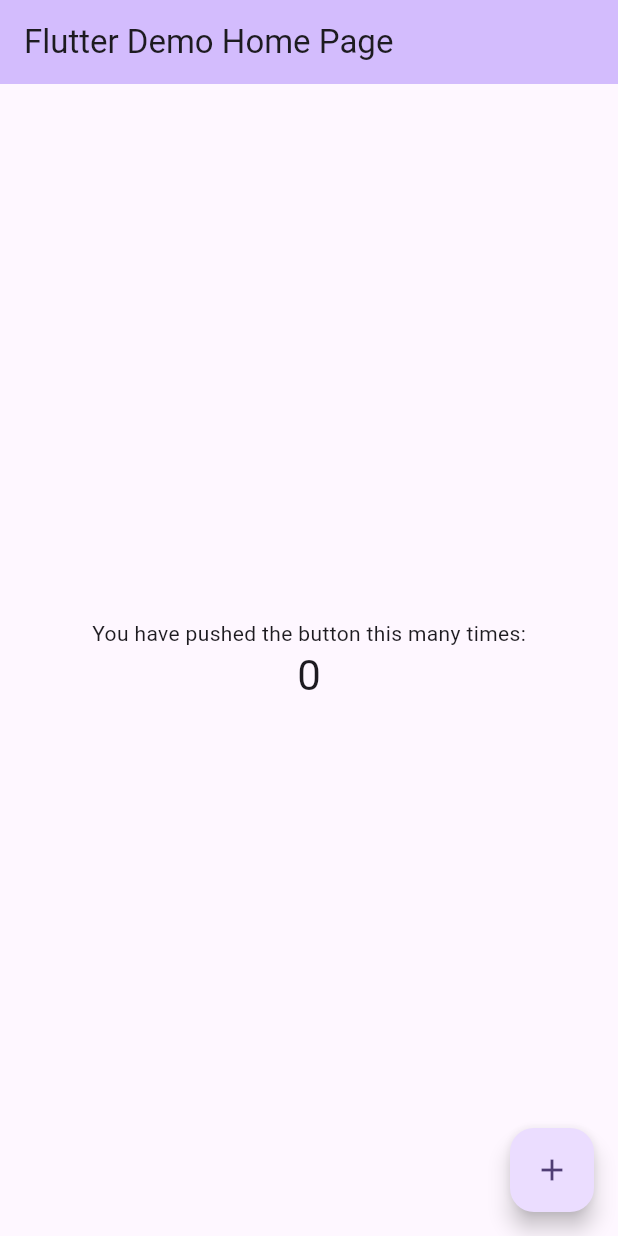
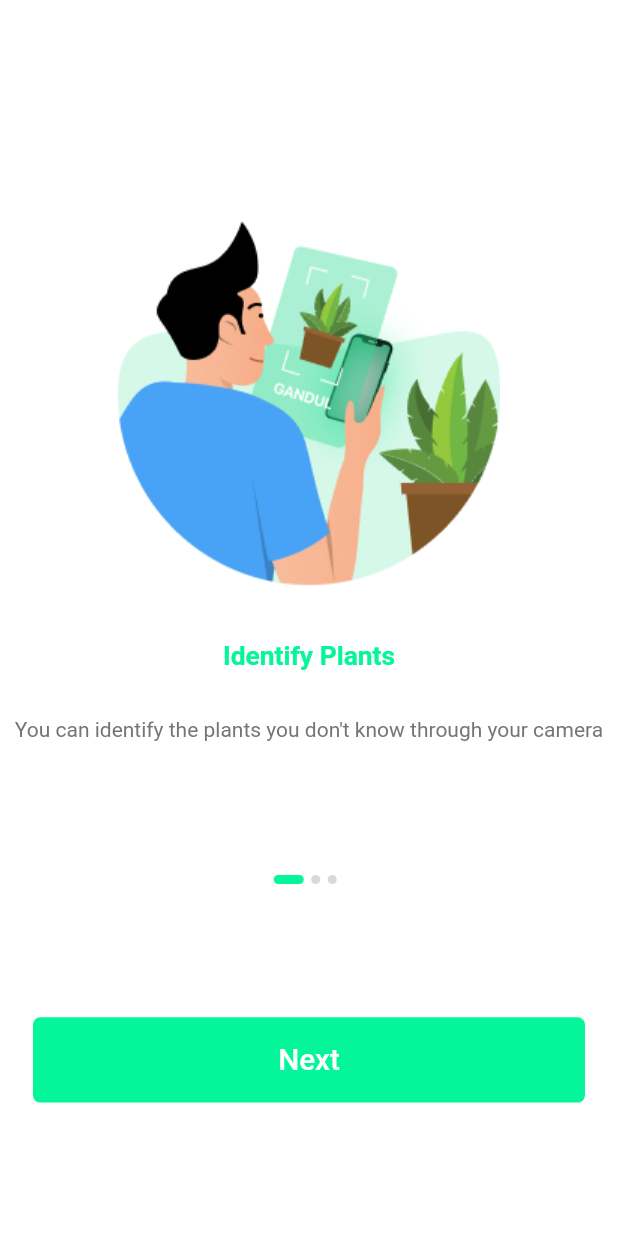
Before and after one commit to NguyenVanNguyen03/project_flutter, a Flutter app: the screen it shows after launch, on a phone screen of 412 x 824 dp. Run offline on Flutter 3.47's test engine with Material 2 defaults, Android fonts, the phone set to English and light mode, and no system bars.

Commit message:
update intro_login

```diff
--- /dev/null
+++ b/lib/components/default_button.dart
@@ -0,0 +1,37 @@
+import 'package:flutter/material.dart';
+
+import 'package:project_flutter/constants.dart';
+import 'package:project_flutter/size_config.dart';
+
+class DefaultButton extends StatelessWidget {
+  const DefaultButton({
+    Key? key,
+    this.text,
+    this.press,
+  }) : super(key: key);
+  final String? text;
+  final Function? press;
+
+  @override
+  Widget build(BuildContext context) {
+    return SizedBox(
+      width: double.infinity,
+      height: getProportionateScreenHeight(56),
+      child: TextButton(
+        style: TextButton.styleFrom(
+          shape: RoundedRectangleBorder(borderRadius: BorderRadius.circular(5)),
+          primary: Colors.white,
+          backgroundColor: kPrimaryColor,
+        ),
+        onPressed: press as void Function()?,
+        child: Text(
+          text!,
+          style: TextStyle(
+            fontSize: getProportionateScreenWidth(18),
+            color: Colors.white,
+          ),
+        ),
+      ),
+    );
+  }
+}
--- /dev/null
+++ b/lib/constants.dart
@@ -0,0 +1,14 @@
+// base
+import 'package:flutter/material.dart';
+
+const kPrimaryColor = Color.fromARGB(255, 5, 246, 154);
+const kPrimaryLightColor = Color(0xFFFFECDF);
+const kPrimaryGradientColor = LinearGradient(
+  begin: Alignment.topLeft,
+  end: Alignment.bottomRight,
+  colors: [Color.fromARGB(255, 5, 246, 154), Color.fromARGB(255, 5, 246, 154)],
+);
+const kSecondaryColor = Color(0xFF979797);
+const kTextColor = Color(0xFF757575);
+
+const kAnimationDuration = Duration(milliseconds: 200);
--- a/lib/main.dart
+++ b/lib/main.dart
@@ -1,4 +1,7 @@
 import 'package:flutter/material.dart';
+import 'package:project_flutter/constants.dart';
+import 'package:project_flutter/routs.dart';
+import 'package:project_flutter/screens/splash/splash_screen.dart';
 
 void main() {
   runApp(const MyApp());
@@ -11,115 +14,19 @@ class MyApp extends StatelessWidget {
   @override
   Widget build(BuildContext context) {
     return MaterialApp(
+      debugShowCheckedModeBanner: false,
       title: 'Flutter Demo',
       theme: ThemeData(
-        // This is the theme of your application.
-        //
-        // TRY THIS: Try running your application with "flutter run". You'll see
-        // the application has a blue toolbar. Then, without quitting the app,
-        // try changing the seedColor in the colorScheme below to Colors.green
-        // and then invoke "hot reload" (save your changes or press the "hot
-        // reload" button in a Flutter-supported IDE, or press "r" if you used
-        // the command line to start the app).
-        //
-        // Notice that the counter didn't reset back to zero; the application
-        // state is not lost during the reload. To reset the state, use hot
-        // restart instead.
-        //
-        // This works for code too, not just values: Most code changes can be
-        // tested with just a hot reload.
-        colorScheme: ColorScheme.fromSeed(seedColor: Colors.deepPurple),
-        useMaterial3: true,
+        scaffoldBackgroundColor: Colors.white,
+        textTheme: TextTheme(
+          bodyText1: TextStyle(color: kTextColor),
+          bodyText2: TextStyle(color: kTextColor),
+        ),
+        visualDensity: VisualDensity.adaptivePlatformDensity,
       ),
-      home: const MyHomePage(title: 'Flutter Demo Home Page'),
+      // home: const MyHomePage(title: 'Flutter Demo Home Page'),
+      initialRoute: SplashScreen.routeName,
+      routes: routes,
     );
   }
 }
-
-class MyHomePage extends StatefulWidget {
-  const MyHomePage({super.key, required this.title});
-
-  // This widget is the home page of your application. It is stateful, meaning
-  // that it has a State object (defined below) that contains fields that affect
-  // how it looks.
-
-  // This class is the configuration for the state. It holds the values (in this
-  // case the title) provided by the parent (in this case the App widget) and
-  // used by the build method of the State. Fields in a Widget subclass are
-  // always marked "final".
-
-  final String title;
-
-  @override
-  State<MyHomePage> createState() => _MyHomePageState();
-}
-
-class _MyHomePageState extends State<MyHomePage> {
-  int _counter = 0;
-
-  void _incrementCounter() {
-    setState(() {
-      // This call to setState tells the Flutter framework that something has
-      // changed in this State, which causes it to rerun the build method below
-      // so that the display can reflect the updated values. If we changed
-      // _counter without calling setState(), then the build method would not be
-      // called again, and so nothing would appear to happen.
-      _counter++;
-    });
-  }
-
-  @override
-  Widget build(BuildContext context) {
-    // This method is rerun every time setState is called, for instance as done
-    // by the _incrementCounter method above.
-    //
-    // The Flutter framework has been optimized to make rerunning build methods
-    // fast, so that you can just rebuild anything that needs updating rather
-    // than having to individually change instances of widgets.
-    return Scaffold(
-      appBar: AppBar(
-        // TRY THIS: Try changing the color here to a specific color (to
-        // Colors.amber, perhaps?) and trigger a hot reload to see the AppBar
-        // change color while the other colors stay the same.
-        backgroundColor: Theme.of(context).colorScheme.inversePrimary,
-        // Here we take the value from the MyHomePage object that was created by
-        // the App.build method, and use it to set our appbar title.
-        title: Text(widget.title),
-      ),
-      body: Center(
-        // Center is a layout widget. It takes a single child and positions it
-        // in the middle of the parent.
-        child: Column(
-          // Column is also a layout widget. It takes a list of children and
-          // arranges them vertically. By default, it sizes itself to fit its
-          // children horizontally, and tries to be as tall as its parent.
-          //
-          // Column has various properties to control how it sizes itself and
-          // how it positions its children. Here we use mainAxisAlignment to
-          // center the children vertically; the main axis here is the vertical
-          // axis because Columns are vertical (the cross axis would be
-          // horizontal).
-          //
-          // TRY THIS: Invoke "debug painting" (choose the "Toggle Debug Paint"
-          // action in the IDE, or press "p" in the console), to see the
-          // wireframe for each widget.
-          mainAxisAlignment: MainAxisAlignment.center,
-          children: <Widget>[
-            const Text(
-              'You have pushed the button this many times:',
-            ),
-            Text(
-              '$_counter',
-              style: Theme.of(context).textTheme.headlineMedium,
-            ),
-          ],
-        ),
-      ),
-      floatingActionButton: FloatingActionButton(
-        onPressed: _incrementCounter,
-        tooltip: 'Increment',
-        child: const Icon(Icons.add),
-      ), // This trailing comma makes auto-formatting nicer for build methods.
-    );
-  }
-}
--- /dev/null
+++ b/lib/routs.dart
@@ -0,0 +1,8 @@
+import 'package:flutter/widgets.dart';
+import 'package:project_flutter/screens/splash/splash_screen.dart';
+
+// We use name route
+// All our routes will be available here
+final Map<String, WidgetBuilder> routes = {
+  SplashScreen.routeName: (context) => SplashScreen(),
+};
--- /dev/null
+++ b/lib/screens/login/sign_in_creen.dart
@@ -0,0 +1,20 @@
+import 'package:flutter/material.dart';
+
+class SignInScreen extends StatelessWidget {
+  @override
+  Widget build(BuildContext context) {
+    return Scaffold(
+      appBar: AppBar(
+        title: Text("Sign In"),
+      ),
+      body: Center(
+        child: ElevatedButton(
+          child: const Text('Go back!'),
+          onPressed: () {
+            Navigator.pop(context);
+          },
+        ),
+      ),
+    );
+  }
+}
--- /dev/null
+++ b/lib/screens/splash/components/body.dart
@@ -0,0 +1,133 @@
+import 'package:flutter/material.dart';
+import 'package:project_flutter/components/default_button.dart';
+import 'package:project_flutter/size_config.dart';
+import 'package:project_flutter/constants.dart';
+import 'package:project_flutter/screens/login/sign_in_creen.dart';
+
+import '../components/splash_content.dart';
+
+class Body extends StatefulWidget {
+  @override
+  _BodyState createState() => _BodyState();
+}
+
+class _BodyState extends State<Body> {
+  int currentPage = 0;
+  late PageController _controller;
+  List<Map<String, String>> splashData = [
+    {
+      "title": "Identify Plants",
+      "text": "You can identify the plants you don't know through your camera",
+      "image": "assets/images/intro1.png"
+    },
+    {
+      "title": "Learn Many Plants Species",
+      "text":
+          "Let's learn about the many plant species that exist in this world",
+      "image": "assets/images/intro2.png"
+    },
+    {
+      "title": "Read Many Articles About Plant",
+      "text": "Let's learn more about beautiful plants ",
+      "image": "assets/images/intro1.png"
+    },
+  ];
+
+  @override
+  void initState() {
+    _controller = PageController(initialPage: 0);
+    super.initState();
+  }
+
+  @override
+  void dispose() {
+    _controller.dispose();
+    super.dispose();
+  }
+
+  @override
+  Widget build(BuildContext context) {
+    return SafeArea(
+      child: SizedBox(
+        width: double.infinity,
+        child: Column(
+          children: <Widget>[
+            Expanded(
+              flex: 3,
+              child: PageView.builder(
+                onPageChanged: (value) {
+                  setState(() {
+                    currentPage = value;
+                  });
+                },
+                controller: _controller,
+                itemCount: splashData.length,
+                itemBuilder: (context, index) => SplashContent(
+                  title: splashData[index]['title'],
+                  text: splashData[index]['text'],
+                  image: splashData[index]["image"],
+                ),
+              ),
+            ),
+            Expanded(
+              flex: 2,
+              child: Padding(
+                padding: EdgeInsets.symmetric(
+                    horizontal: getProportionateScreenWidth(20)),
+                child: Column(
+                  children: <Widget>[
+                    Spacer(),
+                    Row(
+                      mainAxisAlignment: MainAxisAlignment.center,
+                      children: List.generate(
+                        splashData.length,
+                        (index) => AnimatedContainer(
+                          duration: kAnimationDuration,
+                          margin: EdgeInsets.only(right: 5),
+                          height: 6,
+                          width: currentPage == index ? 20 : 6,
+                          decoration: BoxDecoration(
+                            color: currentPage == index
+                                ? kPrimaryColor
+                                : Color(0xFFD8D8D8),
+                            borderRadius: BorderRadius.circular(3),
+                          ),
+                        ),
+                      ),
+                    ),
+                    Spacer(flex: 1),
+                    DefaultButton(
+                      text: currentPage == splashData.length - 1
+                          ? "Continue"
+                          : "Next",
+                      press: () {
+                        // Navigator.push(
+                        //   context,
+                        //   MaterialPageRoute(
+                        //       builder: (context) => SignInScreen()),
+                        // );
+                        if (currentPage == splashData.length - 1) {
+                          Navigator.pushReplacement(
+                            context,
+                            MaterialPageRoute(
+                              builder: (_) => SignInScreen(),
+                            ),
+                          );
+                        }
+                        _controller.nextPage(
+                          duration: Duration(milliseconds: 100),
+                          curve: Curves.bounceIn,
+                        );
+                      },
+                    ),
+                    Spacer(),
+                  ],
+                ),
+              ),
+            ),
+          ],
+        ),
+      ),
+    );
+  }
+}
--- /dev/null
+++ b/lib/screens/splash/components/splash_content.dart
@@ -0,0 +1,43 @@
+import 'package:flutter/material.dart';
+import 'package:project_flutter/constants.dart';
+import 'package:project_flutter/size_config.dart';
+
+class SplashContent extends StatelessWidget {
+  const SplashContent({
+    Key? key,
+    this.title,
+    this.image,
+    this.text,
+  }) : super(key: key);
+  final String? title, text, image;
+
+  @override
+  Widget build(BuildContext context) {
+    return Column(
+      children: <Widget>[
+        Spacer(),
+        Spacer(flex: 1),
+        Image.asset(
+          image!,
+          height: getProportionateScreenHeight(265),
+          width: getProportionateScreenWidth(235),
+        ),
+        SizedBox(height: 30),
+        Text(
+          title!,
+          textAlign: TextAlign.center,
+          style: TextStyle(
+            fontSize: getProportionateScreenWidth(16),
+            color: kPrimaryColor,
+            fontWeight: FontWeight.bold,
+          ),
+        ),
+        SizedBox(height: 30),
+        Text(
+          text!,
+          textAlign: TextAlign.center,
+        ),
+      ],
+    );
+  }
+}
--- /dev/null
+++ b/lib/screens/splash/splash_screen.dart
@@ -0,0 +1,17 @@
+import 'package:flutter/material.dart';
+// import 'package:shop_app/screens/splash/components/body.dart';
+import './components/body.dart';
+// import 'package:shop_app/size_config.dart';
+import 'package:project_flutter/size_config.dart';
+
+class SplashScreen extends StatelessWidget {
+  static String routeName = "/splash";
+  @override
+  Widget build(BuildContext context) {
+    // You have to call it on your starting screen
+    SizeConfig().init(context);
+    return Scaffold(
+      body: Body(),
+    );
+  }
+}
--- /dev/null
+++ b/lib/size_config.dart
@@ -0,0 +1,30 @@
+import 'package:flutter/material.dart';
+
+class SizeConfig {
+  static late MediaQueryData _mediaQueryData;
+  static late double screenWidth;
+  static late double screenHeight;
+  static double? defaultSize;
+  static Orientation? orientation;
+
+  void init(BuildContext context) {
+    _mediaQueryData = MediaQuery.of(context);
+    screenWidth = _mediaQueryData.size.width;
+    screenHeight = _mediaQueryData.size.height;
+    orientation = _mediaQueryData.orientation;
+  }
+}
+
+// Get the proportionate height as per screen size
+double getProportionateScreenHeight(double inputHeight) {
+  double screenHeight = SizeConfig.screenHeight;
+  // 812 is the layout height that designer use
+  return (inputHeight / 812.0) * screenHeight;
+}
+
+// Get the proportionate height as per screen size
+double getProportionateScreenWidth(double inputWidth) {
+  double screenWidth = SizeConfig.screenWidth;
+  // 375 is the layout width that designer use
+  return (inputWidth / 375.0) * screenWidth;
+}
```
Also changed, not shown: pubspec.yaml (+5 -6 lines), assets/images/intro1.png (added), assets/images/intro2.png (added).
